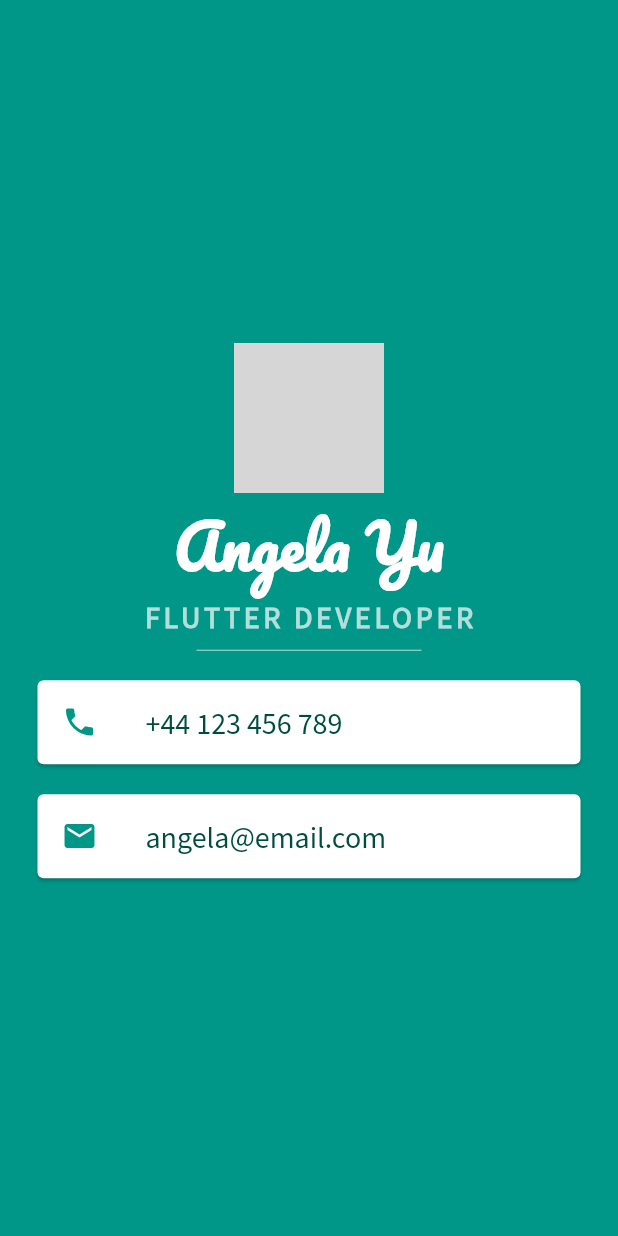
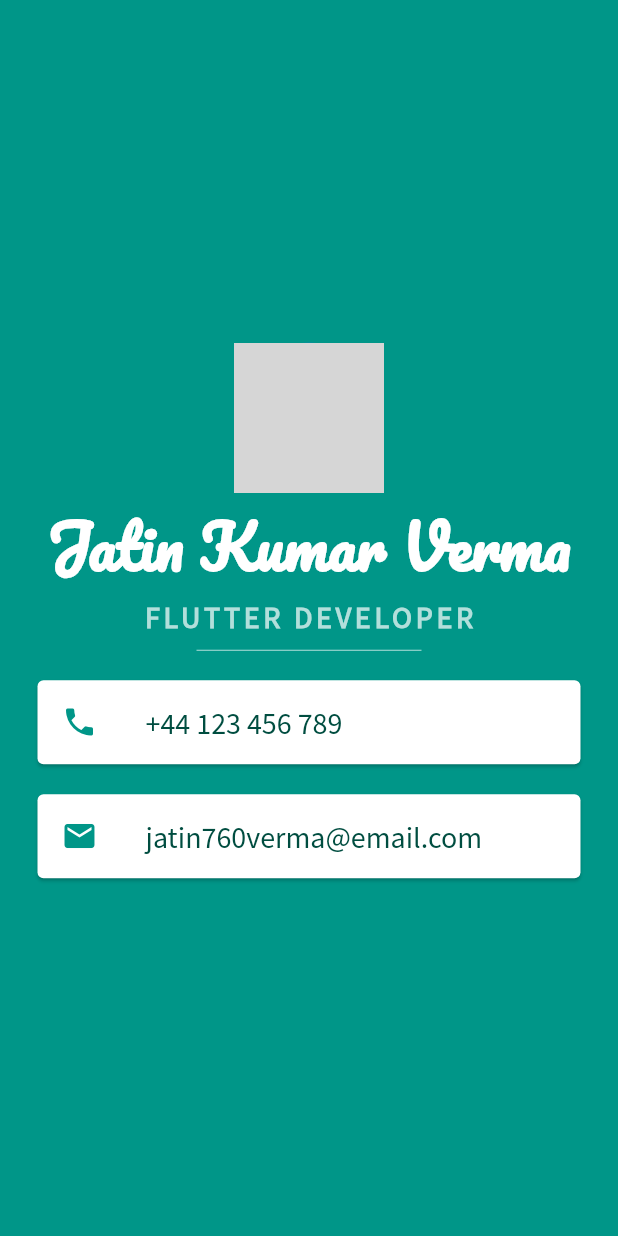
Before and after one commit to jatinkumarverma/My-card-app, a Flutter app: the screen it shows after launch, on a phone screen of 412 x 824 dp. Run offline on Flutter 3.47's test engine with Material 2 defaults, Android fonts, the phone set to English and light mode, and no system bars; grey boxes are pictures that could not be loaded.

Commit message:
Update main.dart

```diff
--- a/lib/main.dart
+++ b/lib/main.dart
@@ -16,10 +16,10 @@ class MyApp extends StatelessWidget {
           children: <Widget>[
             CircleAvatar(
               radius: 50.0,
-              backgroundImage: AssetImage('images/angela.jpg'),
+              backgroundImage: AssetImage('images/jatin.jpg'),
             ),
             Text(
-              'Angela Yu',
+              'Jatin Kumar Verma',
               style: TextStyle(
                 fontFamily: 'Pacifico',
                 fontSize: 40.0,
@@ -68,7 +68,7 @@ class MyApp extends StatelessWidget {
                     color: Colors.teal,
                   ),
                   title: Text(
-                    'angela@email.com',
+                    'jatin760verma@email.com',
                     style: TextStyle(
                         fontSize: 20.0,
                         color: Colors.teal.shade900,
```
